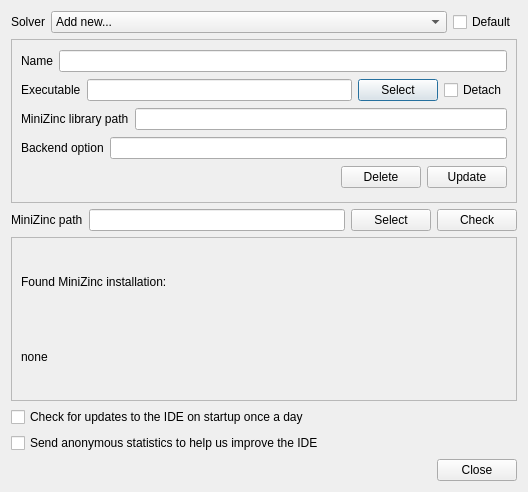
MiniZinc/MiniZincIDE, file MiniZincIDE/solverdialog.ui: the form before one commit.
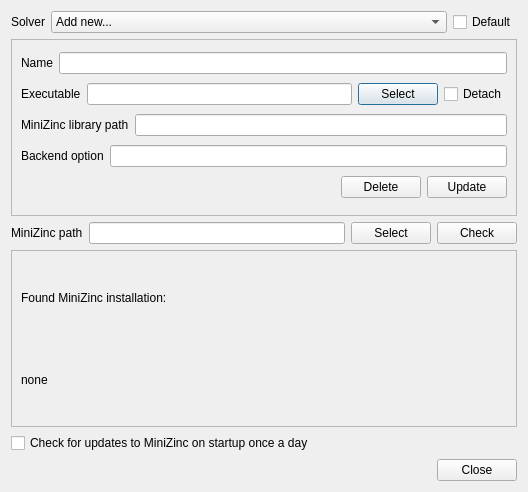
The form after the commit.

Commit message: Change update check to use Google Analytics for collecting basic user statistics.

Patch:
```diff
--- a/MiniZincIDE/solverdialog.ui
+++ b/MiniZincIDE/solverdialog.ui
@@ -249,14 +249,7 @@
    <item>
     <widget class="QCheckBox" name="check_updates">
      <property name="text">
-      <string>Check for updates to the IDE on startup once a day</string>
-     </property>
-    </widget>
-   </item>
-   <item>
-    <widget class="QCheckBox" name="send_stats">
-     <property name="text">
-      <string>Send anonymous statistics to help us improve the IDE</string>
+      <string>Check for updates to MiniZinc on startup once a day</string>
      </property>
     </widget>
    </item>
```
The commit also changes 6 other files.
